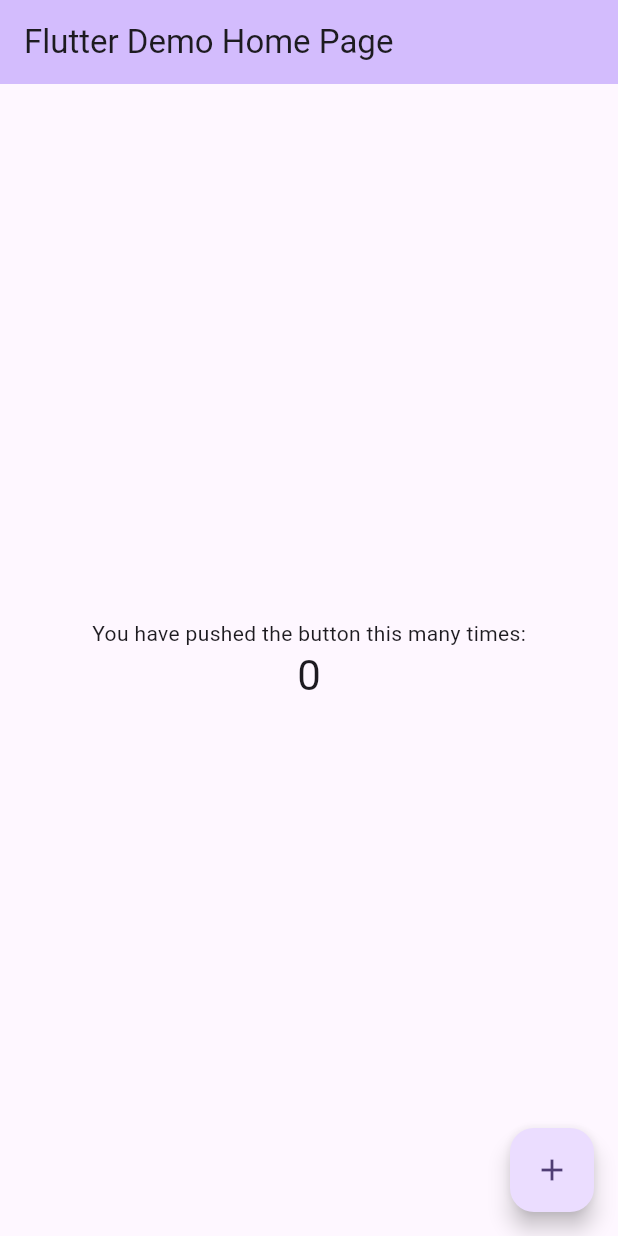
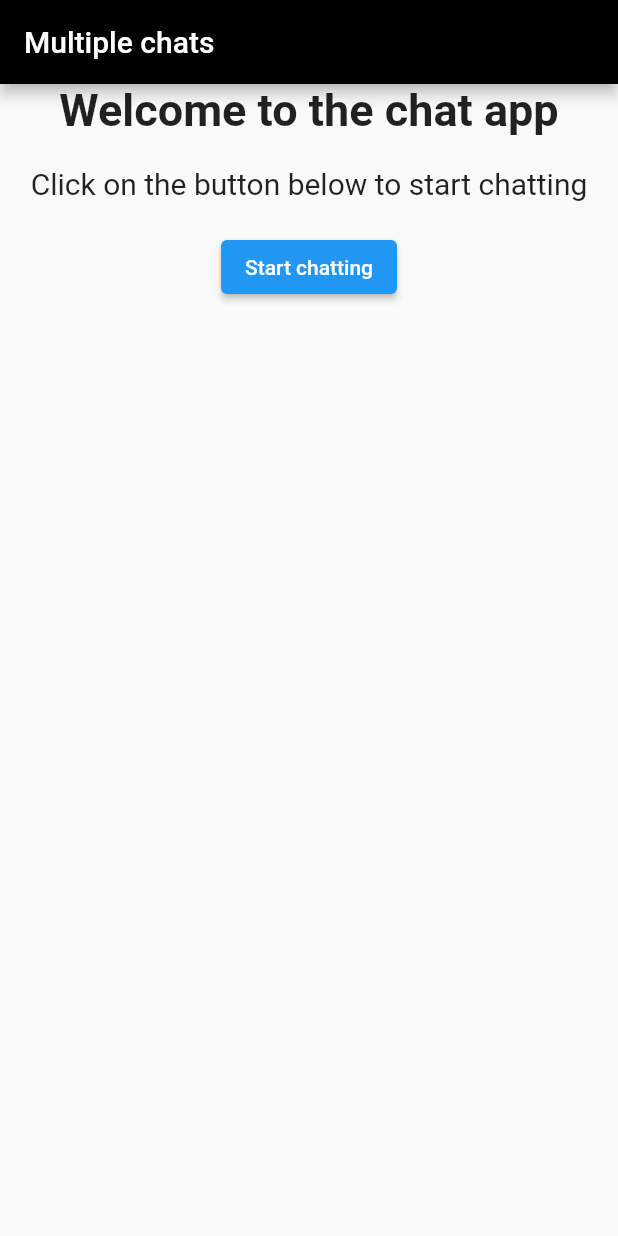
Before and after one commit to calmcomputerclub/multiple-chat-flutter, a Flutter app: the screen it shows after launch, on a phone screen of 412 x 824 dp. Run offline on Flutter 3.47's test engine with Material 2 defaults, Android fonts, the phone set to English and light mode, and no system bars.

Commit message:
feat: basic layout

```diff
--- a/lib/main.dart
+++ b/lib/main.dart
@@ -1,4 +1,5 @@
 import 'package:flutter/material.dart';
+import 'package:multiple_chat_flutter/screens/home_screen.dart';
 
 void main() {
   runApp(const MyApp());
@@ -7,119 +8,8 @@ void main() {
 class MyApp extends StatelessWidget {
   const MyApp({super.key});
 
-  // This widget is the root of your application.
   @override
   Widget build(BuildContext context) {
-    return MaterialApp(
-      title: 'Flutter Demo',
-      theme: ThemeData(
-        // This is the theme of your application.
-        //
-        // TRY THIS: Try running your application with "flutter run". You'll see
-        // the application has a blue toolbar. Then, without quitting the app,
-        // try changing the seedColor in the colorScheme below to Colors.green
-        // and then invoke "hot reload" (save your changes or press the "hot
-        // reload" button in a Flutter-supported IDE, or press "r" if you used
-        // the command line to start the app).
-        //
-        // Notice that the counter didn't reset back to zero; the application
-        // state is not lost during the reload. To reset the state, use hot
-        // restart instead.
-        //
-        // This works for code too, not just values: Most code changes can be
-        // tested with just a hot reload.
-        colorScheme: ColorScheme.fromSeed(seedColor: Colors.deepPurple),
-        useMaterial3: true,
-      ),
-      home: const MyHomePage(title: 'Flutter Demo Home Page'),
-    );
+    return MaterialApp(home: HomeScreen());
   }
 }
-
-class MyHomePage extends StatefulWidget {
-  const MyHomePage({super.key, required this.title});
-
-  // This widget is the home page of your application. It is stateful, meaning
-  // that it has a State object (defined below) that contains fields that affect
-  // how it looks.
-
-  // This class is the configuration for the state. It holds the values (in this
-  // case the title) provided by the parent (in this case the App widget) and
-  // used by the build method of the State. Fields in a Widget subclass are
-  // always marked "final".
-
-  final String title;
-
-  @override
-  State<MyHomePage> createState() => _MyHomePageState();
-}
-
-class _MyHomePageState extends State<MyHomePage> {
-  int _counter = 0;
-
-  void _incrementCounter() {
-    setState(() {
-      // This call to setState tells the Flutter framework that something has
-      // changed in this State, which causes it to rerun the build method below
-      // so that the display can reflect the updated values. If we changed
-      // _counter without calling setState(), then the build method would not be
-      // called again, and so nothing would appear to happen.
-      _counter++;
-    });
-  }
-
-  @override
-  Widget build(BuildContext context) {
-    // This method is rerun every time setState is called, for instance as done
-    // by the _incrementCounter method above.
-    //
-    // The Flutter framework has been optimized to make rerunning build methods
-    // fast, so that you can just rebuild anything that needs updating rather
-    // than having to individually change instances of widgets.
-    return Scaffold(
-      appBar: AppBar(
-        // TRY THIS: Try changing the color here to a specific color (to
-        // Colors.amber, perhaps?) and trigger a hot reload to see the AppBar
-        // change color while the other colors stay the same.
-        backgroundColor: Theme.of(context).colorScheme.inversePrimary,
-        // Here we take the value from the MyHomePage object that was created by
-        // the App.build method, and use it to set our appbar title.
-        title: Text(widget.title),
-      ),
-      body: Center(
-        // Center is a layout widget. It takes a single child and positions it
-        // in the middle of the parent.
-        child: Column(
-          // Column is also a layout widget. It takes a list of children and
-          // arranges them vertically. By default, it sizes itself to fit its
-          // children horizontally, and tries to be as tall as its parent.
-          //
-          // Column has various properties to control how it sizes itself and
-          // how it positions its children. Here we use mainAxisAlignment to
-          // center the children vertically; the main axis here is the vertical
-          // axis because Columns are vertical (the cross axis would be
-          // horizontal).
-          //
-          // TRY THIS: Invoke "debug painting" (choose the "Toggle Debug Paint"
-          // action in the IDE, or press "p" in the console), to see the
-          // wireframe for each widget.
-          mainAxisAlignment: MainAxisAlignment.center,
-          children: <Widget>[
-            const Text(
-              'You have pushed the button this many times:',
-            ),
-            Text(
-              '$_counter',
-              style: Theme.of(context).textTheme.headlineMedium,
-            ),
-          ],
-        ),
-      ),
-      floatingActionButton: FloatingActionButton(
-        onPressed: _incrementCounter,
-        tooltip: 'Increment',
-        child: const Icon(Icons.add),
-      ), // This trailing comma makes auto-formatting nicer for build methods.
-    );
-  }
-}
--- /dev/null
+++ b/lib/screens/home_screen.dart
@@ -0,0 +1,50 @@
+import 'package:flutter/material.dart';
+
+class HomeScreen extends StatelessWidget {
+  const HomeScreen({super.key});
+
+  @override
+  Widget build(BuildContext context) {
+    return Scaffold(
+      appBar: AppBar(
+        title: const Text("Multiple chats"),
+        backgroundColor: Colors.black,
+      ),
+      body: Container(
+        decoration: BoxDecoration(),
+        child: Center(
+          child: Column(
+            crossAxisAlignment: CrossAxisAlignment.center,
+            children: [
+              const Text(
+                "Welcome to the chat app",
+                style: TextStyle(
+                  fontSize: 30,
+                  fontWeight: FontWeight.bold,
+                ),
+              ),
+              const SizedBox(
+                height: 20,
+              ),
+              const Text(
+                "Click on the button below to start chatting",
+                style: TextStyle(
+                  fontSize: 20,
+                ),
+              ),
+              const SizedBox(
+                height: 20,
+              ),
+              ElevatedButton(
+                onPressed: () {
+                  Navigator.pushNamed(context, '/chat');
+                },
+                child: const Text("Start chatting"),
+              ),
+            ],
+          ),
+        ),
+      ),
+    );
+  }
+}
```
